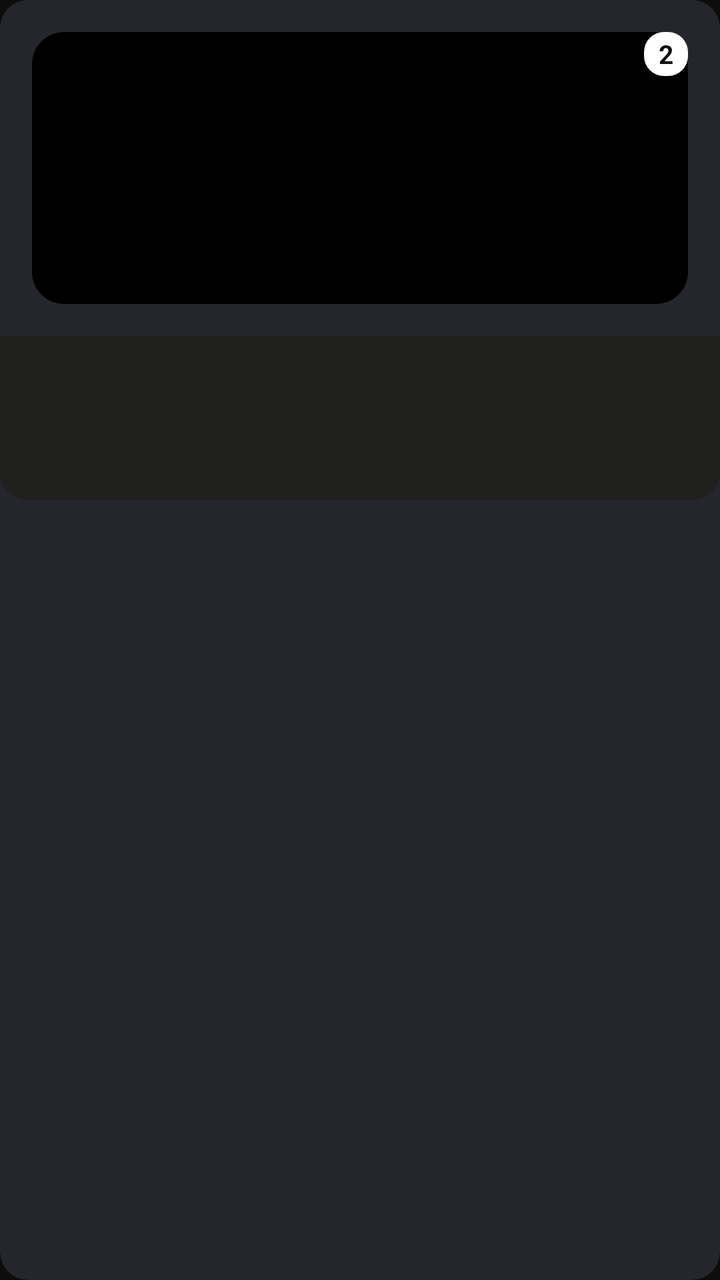
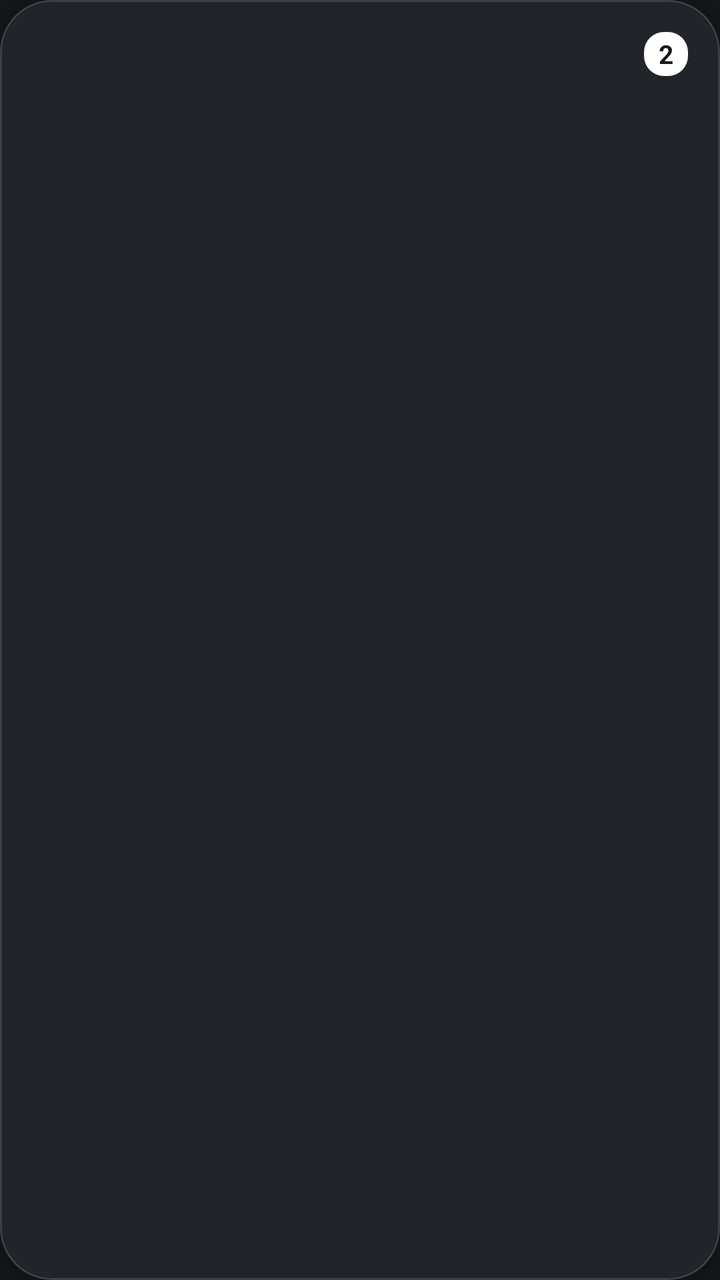

The first picture is an Android layout as it rendered before a commit; the second is the same layout after the commit. The layout source and the unified diff follow.
<!-- AndroidManifest.xml: application theme Theme.Widgets -->
<!-- res/layout/item_widget.xml -->
<?xml version="1.0" encoding="utf-8"?>
<com.google.android.material.card.MaterialCardView xmlns:android="http://schemas.android.com/apk/res/android"
    xmlns:app="http://schemas.android.com/apk/res-auto"
    android:id="@+id/widget_card"
    android:layout_width="match_parent"
    android:layout_height="wrap_content"
    android:layout_marginStart="4dp"
    android:layout_marginEnd="4dp"
    android:layout_marginBottom="10dp"
    android:foreground="?selectableItemBackground"
    app:cardBackgroundColor="#FF25262B"
    app:cardCornerRadius="14dp"
    app:cardElevation="0dp"
    app:strokeWidth="0dp"
    app:contentPadding="0dp">

    <LinearLayout
        android:layout_width="match_parent"
        android:layout_height="wrap_content"
        android:background="@drawable/bg_store_card"
        android:orientation="vertical">

        <FrameLayout
            android:id="@+id/preview_area"
            android:layout_width="match_parent"
            android:layout_height="168dp"
            android:padding="16dp">

            <ImageView
                android:id="@+id/widget_thumbnail"
                android:layout_width="match_parent"
                android:layout_height="match_parent"
                android:background="@drawable/bg_widget_preview_black"
                android:contentDescription="@string/cd_widget_thumbnail"
                android:scaleType="centerCrop"
                android:visibility="gone" />

            <LinearLayout
                android:id="@+id/generated_preview"
                android:layout_width="match_parent"
                android:layout_height="match_parent"
                android:background="@drawable/bg_widget_preview_black"
                android:gravity="center"
                android:orientation="vertical"
                android:padding="12dp" />

            <TextView
                android:id="@+id/size_badge"
                android:layout_width="22dp"
                android:layout_height="22dp"
                android:layout_gravity="top|end"
                android:background="@drawable/bg_widget_size_badge"
                android:gravity="center"
                android:text="2"
                android:textColor="@color/dark_background"
                android:textSize="13sp"
                android:textStyle="bold" />

        </FrameLayout>

        <LinearLayout
            android:layout_width="match_parent"
            android:layout_height="82dp"
            android:background="@drawable/bg_store_meta"
            android:gravity="center_vertical"
            android:orientation="horizontal"
            android:paddingStart="16dp"
            android:paddingEnd="14dp">

            <LinearLayout
                android:layout_width="0dp"
                android:layout_height="wrap_content"
                android:layout_weight="1"
                android:orientation="vertical">

                <TextView
                    android:id="@+id/widget_name"
                    android:layout_width="match_parent"
                    android:layout_height="wrap_content"
                    android:ellipsize="end"
                    android:maxLines="1"
                    android:textColor="@color/text_primary"
                    android:textSize="16sp"
                    android:textStyle="bold" />

                <LinearLayout
                    android:layout_width="wrap_content"
                    android:layout_height="wrap_content"
                    android:layout_marginTop="4dp"
                    android:gravity="center_vertical"
                    android:orientation="horizontal">

                    <TextView
                        android:id="@+id/star_badge"
                        android:layout_width="wrap_content"
                        android:layout_height="wrap_content"
                        android:text="★"
                        android:textColor="@color/yellow_accent"
                        android:textSize="10sp"
                        android:visibility="gone" />

                    <TextView
                        android:id="@+id/widget_meta"
                        android:layout_width="wrap_content"
                        android:layout_height="wrap_content"
                        android:layout_marginStart="4dp"
                        android:textColor="@color/text_tertiary"
                        android:textSize="12sp" />

                </LinearLayout>

            </LinearLayout>

            <ImageView
                android:id="@+id/favorite_icon"
                android:layout_width="32dp"
                android:layout_height="32dp"
                android:background="?selectableItemBackgroundBorderless"
                android:contentDescription="@string/cd_favorite"
                android:padding="4dp" />

        </LinearLayout>

    </LinearLayout>

</com.google.android.material.card.MaterialCardView>
<!-- resources referenced by this layout -->
<resources>
  <color name="dark_background">#FF0D0D0D</color>
  <color name="text_primary">#FFFFFFFF</color>
  <color name="text_tertiary">#80FFFFFF</color>
  <color name="yellow_accent">#FFFFD700</color>
  <!-- drawable bg_store_card (drawable) -->
  <?xml version="1.0" encoding="utf-8"?>
  <shape xmlns:android="http://schemas.android.com/apk/res/android">
      <solid android:color="#FF25262B" />
      <corners android:radius="14dp" />
  </shape>
  <!-- drawable bg_store_meta (drawable) -->
  <?xml version="1.0" encoding="utf-8"?>
  <shape xmlns:android="http://schemas.android.com/apk/res/android">
      <solid android:color="#FF20201F" />
      <corners
          android:bottomLeftRadius="14dp"
          android:bottomRightRadius="14dp" />
  </shape>
  <!-- drawable bg_widget_preview_black (drawable) -->
  <?xml version="1.0" encoding="utf-8"?>
  <shape xmlns:android="http://schemas.android.com/apk/res/android">
      <solid android:color="@color/black" />
      <corners android:radius="16dp" />
  </shape>
  <style name="Theme.Widgets" parent="Base.Theme.Widgets">
          <item name="colorPrimary">#FFD700</item>
          <item name="colorOnPrimary">#000000</item>
          <item name="colorPrimaryContainer">#33FFD700</item>
          <item name="colorSecondary">#FF8C00</item>
          <item name="android:colorBackground">#0D0D0D</item>
          <item name="colorSurface">#1A1A1A</item>
          <item name="colorOnSurface">#FFFFFFFF</item>
          <item name="android:statusBarColor">#0D0D0D</item>
          <item name="android:navigationBarColor">#0D0D0D</item>
      </style>
  <style name="Base.Theme.Widgets" parent="Theme.Material3.Dark.NoActionBar">
          <item name="colorPrimary">@color/yellow_accent</item>
          <item name="colorOnPrimary">@color/black</item>
          <item name="colorPrimaryContainer">@color/yellow_accent_alpha_20</item>
          <item name="colorOnPrimaryContainer">@color/yellow_accent_light</item>
          <item name="colorSecondary">@color/yellow_accent_dark</item>
          <item name="colorOnSecondary">@color/black</item>
          <item name="colorSecondaryContainer">@color/yellow_accent_alpha_10</item>
          <item name="colorOnSecondaryContainer">@color/yellow_accent</item>
          <item name="colorTertiary">@color/yellow_accent_light</item>
          <item name="colorOnTertiary">@color/black</item>
          <item name="colorError">@color/error</item>
          <item name="colorErrorContainer">@color/error_container</item>
          <item name="colorOnError">@color/white</item>
          <item name="colorOnErrorContainer">@color/error</item>
          <item name="android:colorBackground">@color/dark_background</item>
          <item name="colorOnBackground">@color/text_primary</item>
          <item name="colorSurface">@color/dark_surface</item>
          <item name="colorOnSurface">@color/text_primary</item>
          <item name="colorSurfaceVariant">@color/dark_surface_variant</item>
          <item name="colorOnSurfaceVariant">@color/text_secondary</item>
          <item name="colorOutline">@color/divider</item>
          <item name="colorOutlineVariant">@color/yellow_accent_alpha_20</item>
  
          
          <item name="android:statusBarColor">@color/dark_background</item>
          <item name="android:navigationBarColor">@color/dark_background</item>
          <item name="android:windowLightStatusBar" tools:targetApi="23">false</item>
          <item name="android:windowLightNavigationBar" tools:targetApi="27">false</item>
  
          
          <item name="android:windowLayoutInDisplayCutoutMode" tools:targetApi="28">shortEdges</item>
  
          <item name="elevationOverlayEnabled">false</item>
  
          
          <item name="cardViewStyle">@style/Widget.Widgets.Card.Neumorphic</item>
      </style>
  <color name="yellow_accent_alpha_20">#33FFD700</color>
  <color name="yellow_accent_light">#FFFFE44D</color>
  <color name="yellow_accent_dark">#FFCCB100</color>
  <color name="yellow_accent_alpha_10">#1AFFD700</color>
  <color name="error">#FFCF6679</color>
  <color name="error_container">#FF93001A</color>
  <color name="dark_surface">#FF1A1A1A</color>
  <color name="dark_surface_variant">#FF242424</color>
  <color name="text_secondary">#B3FFFFFF</color>
  <color name="dark_card">#FF2A2A2A</color>
  <!-- unchanged entries left out for length: 8 -->
</resources>

<!-- the commit's change to res/layout/item_widget.xml (unified diff, before → after) -->
@@ -4,20 +4,22 @@
     android:id="@+id/widget_card"
     android:layout_width="match_parent"
     android:layout_height="wrap_content"
-    android:layout_marginStart="4dp"
-    android:layout_marginEnd="4dp"
-    android:layout_marginBottom="10dp"
+    android:layout_marginStart="5dp"
+    android:layout_marginEnd="5dp"
+    android:layout_marginTop="3dp"
+    android:layout_marginBottom="7dp"
     android:foreground="?selectableItemBackground"
-    app:cardBackgroundColor="#FF25262B"
-    app:cardCornerRadius="14dp"
-    app:cardElevation="0dp"
-    app:strokeWidth="0dp"
+    app:cardBackgroundColor="@color/dark_card"
+    app:cardCornerRadius="26dp"
+    app:cardElevation="3dp"
+    app:strokeColor="@color/glass_stroke"
+    app:strokeWidth="1dp"
     app:contentPadding="0dp">
 
     <LinearLayout
         android:layout_width="match_parent"
         android:layout_height="wrap_content"
-        android:background="@drawable/bg_store_card"
+        android:background="@android:color/transparent"
         android:orientation="vertical">
 
         <FrameLayout
@@ -30,16 +32,16 @@
                 android:id="@+id/widget_thumbnail"
                 android:layout_width="match_parent"
                 android:layout_height="match_parent"
-                android:background="@drawable/bg_widget_preview_black"
+                android:background="@android:color/transparent"
                 android:contentDescription="@string/cd_widget_thumbnail"
-                android:scaleType="centerCrop"
+                android:scaleType="fitCenter"
                 android:visibility="gone" />
 
             <LinearLayout
                 android:id="@+id/generated_preview"
                 android:layout_width="match_parent"
                 android:layout_height="match_parent"
-                android:background="@drawable/bg_widget_preview_black"
+                android:background="@android:color/transparent"
                 android:gravity="center"
                 android:orientation="vertical"
                 android:padding="12dp" />
@@ -61,7 +63,7 @@
         <LinearLayout
             android:layout_width="match_parent"
             android:layout_height="82dp"
-            android:background="@drawable/bg_store_meta"
+            android:background="@android:color/transparent"
             android:gravity="center_vertical"
             android:orientation="horizontal"
             android:paddingStart="16dp"
<!-- resource entries referenced after the edit -->
@@ -1,43 +1,23 @@
 <!-- resources referenced by this layout -->
 <resources>
-  <color name="dark_background">#FF0D0D0D</color>
-  <color name="text_primary">#FFFFFFFF</color>
-  <color name="text_tertiary">#80FFFFFF</color>
-  <color name="yellow_accent">#FFFFD700</color>
-  <!-- drawable bg_store_card (drawable) -->
-  <?xml version="1.0" encoding="utf-8"?>
-  <shape xmlns:android="http://schemas.android.com/apk/res/android">
-      <solid android:color="#FF25262B" />
-      <corners android:radius="14dp" />
-  </shape>
-  <!-- drawable bg_store_meta (drawable) -->
-  <?xml version="1.0" encoding="utf-8"?>
-  <shape xmlns:android="http://schemas.android.com/apk/res/android">
-      <solid android:color="#FF20201F" />
-      <corners
-          android:bottomLeftRadius="14dp"
-          android:bottomRightRadius="14dp" />
-  </shape>
-  <!-- drawable bg_widget_preview_black (drawable) -->
-  <?xml version="1.0" encoding="utf-8"?>
-  <shape xmlns:android="http://schemas.android.com/apk/res/android">
-      <solid android:color="@color/black" />
-      <corners android:radius="16dp" />
-  </shape>
+  <color name="dark_background">#FF16171B</color>
+  <color name="text_primary">#FFECEDF0</color>
+  <color name="text_tertiary">#FF6C7280</color>
+  <color name="yellow_accent">#FF6C7BFF</color>
   <style name="Theme.Widgets" parent="Base.Theme.Widgets">
-          <item name="colorPrimary">#FFD700</item>
-          <item name="colorOnPrimary">#000000</item>
-          <item name="colorPrimaryContainer">#33FFD700</item>
-          <item name="colorSecondary">#FF8C00</item>
-          <item name="android:colorBackground">#0D0D0D</item>
-          <item name="colorSurface">#1A1A1A</item>
-          <item name="colorOnSurface">#FFFFFFFF</item>
-          <item name="android:statusBarColor">#0D0D0D</item>
-          <item name="android:navigationBarColor">#0D0D0D</item>
+          <item name="colorPrimary">#6C7BFF</item>
+          <item name="colorOnPrimary">#FFFFFF</item>
+          <item name="colorPrimaryContainer">#1A6C7BFF</item>
+          <item name="colorSecondary">#9AA5FF</item>
+          <item name="android:colorBackground">#16171B</item>
+          <item name="colorSurface">#1D1F24</item>
+          <item name="colorOnSurface">#ECEDF0</item>
+          <item name="android:statusBarColor">#16171B</item>
+          <item name="android:navigationBarColor">#16171B</item>
       </style>
   <style name="Base.Theme.Widgets" parent="Theme.Material3.Dark.NoActionBar">
           <item name="colorPrimary">@color/yellow_accent</item>
-          <item name="colorOnPrimary">@color/black</item>
+          <item name="colorOnPrimary">@color/white</item>
           <item name="colorPrimaryContainer">@color/yellow_accent_alpha_20</item>
           <item name="colorOnPrimaryContainer">@color/yellow_accent_light</item>
           <item name="colorSecondary">@color/yellow_accent_dark</item>
@@ -66,6 +46,9 @@
           <item name="android:windowLightNavigationBar" tools:targetApi="27">false</item>
   
           
+          <item name="android:windowBackground">@color/dark_background</item>
+  
+          
           <item name="android:windowLayoutInDisplayCutoutMode" tools:targetApi="28">shortEdges</item>
   
           <item name="elevationOverlayEnabled">false</item>
@@ -73,16 +56,17 @@
           
           <item name="cardViewStyle">@style/Widget.Widgets.Card.Neumorphic</item>
       </style>
-  <color name="yellow_accent_alpha_20">#33FFD700</color>
-  <color name="yellow_accent_light">#FFFFE44D</color>
-  <color name="yellow_accent_dark">#FFCCB100</color>
-  <color name="yellow_accent_alpha_10">#1AFFD700</color>
-  <color name="error">#FFCF6679</color>
-  <color name="error_container">#FF93001A</color>
-  <color name="dark_surface">#FF1A1A1A</color>
-  <color name="dark_surface_variant">#FF242424</color>
-  <color name="text_secondary">#B3FFFFFF</color>
-  <color name="dark_card">#FF2A2A2A</color>
+  <color name="yellow_accent_alpha_20">#336C7BFF</color>
+  <color name="yellow_accent_light">#FF9AA5FF</color>
+  <color name="yellow_accent_dark">#FF4E5CE0</color>
+  <color name="yellow_accent_alpha_10">#1A6C7BFF</color>
+  <color name="error">#FFEF5A5A</color>
+  <color name="error_container">#FF4A1C1C</color>
+  <color name="dark_surface">#FF1D1F24</color>
+  <color name="dark_surface_variant">#FF24272E</color>
+  <color name="text_secondary">#FFA6ABB5</color>
+  <color name="dark_card">#FF212429</color>
+  <color name="glass_stroke">#22FFFFFF</color>
   <!-- unchanged entries left out for length: 8 -->
 </resources>
 
